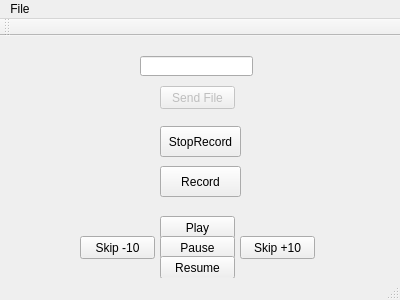
The window that client/mainwindow.ui (SpenserL/WirelessAudio) describes before a commit, drawn with Qt 5.
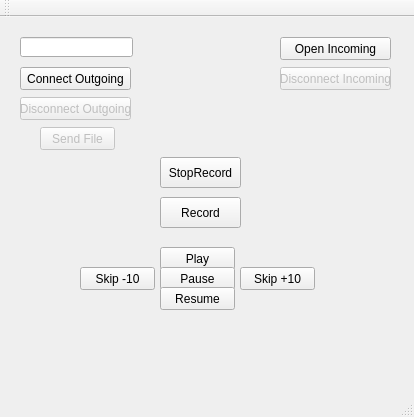
The same window after the commit.

Commit message: Reconfiguring GUI client-side

```diff
--- a/client/mainwindow.ui
+++ b/client/mainwindow.ui
@@ -6,8 +6,8 @@
    <rect>
     <x>0</x>
     <y>0</y>
-    <width>400</width>
-    <height>300</height>
+    <width>414</width>
+    <height>417</height>
    </rect>
   </property>
   <property name="windowTitle">
@@ -18,7 +18,7 @@
     <property name="geometry">
      <rect>
       <x>160</x>
-      <y>180</y>
+      <y>230</y>
       <width>75</width>
       <height>23</height>
      </rect>
@@ -31,7 +31,7 @@
     <property name="geometry">
      <rect>
       <x>160</x>
-      <y>200</y>
+      <y>250</y>
       <width>75</width>
       <height>23</height>
      </rect>
@@ -44,7 +44,7 @@
     <property name="geometry">
      <rect>
       <x>160</x>
-      <y>220</y>
+      <y>270</y>
       <width>75</width>
       <height>23</height>
      </rect>
@@ -57,7 +57,7 @@
     <property name="geometry">
      <rect>
       <x>240</x>
-      <y>200</y>
+      <y>250</y>
       <width>75</width>
       <height>23</height>
      </rect>
@@ -70,7 +70,7 @@
     <property name="geometry">
      <rect>
       <x>80</x>
-      <y>200</y>
+      <y>250</y>
       <width>75</width>
       <height>23</height>
      </rect>
@@ -82,7 +82,7 @@
    <widget class="QLineEdit" name="ipAddr">
     <property name="geometry">
      <rect>
-      <x>140</x>
+      <x>20</x>
       <y>20</y>
       <width>113</width>
       <height>20</height>
@@ -95,8 +95,8 @@
     </property>
     <property name="geometry">
      <rect>
-      <x>160</x>
-      <y>50</y>
+      <x>40</x>
+      <y>110</y>
       <width>75</width>
       <height>23</height>
      </rect>
@@ -109,7 +109,7 @@
     <property name="geometry">
      <rect>
       <x>160</x>
-      <y>130</y>
+      <y>180</y>
       <width>81</width>
       <height>31</height>
      </rect>
@@ -122,7 +122,7 @@
     <property name="geometry">
      <rect>
       <x>160</x>
-      <y>90</y>
+      <y>140</y>
       <width>81</width>
       <height>31</height>
      </rect>
@@ -131,24 +131,74 @@
      <string>StopRecord</string>
     </property>
    </widget>
+   <widget class="QPushButton" name="connectOutgoing">
+    <property name="geometry">
+     <rect>
+      <x>20</x>
+      <y>50</y>
+      <width>111</width>
+      <height>23</height>
+     </rect>
+    </property>
+    <property name="text">
+     <string>Connect Outgoing</string>
+    </property>
+   </widget>
+   <widget class="QPushButton" name="disconnectOutgoing">
+    <property name="enabled">
+     <bool>false</bool>
+    </property>
+    <property name="geometry">
+     <rect>
+      <x>20</x>
+      <y>80</y>
+      <width>111</width>
+      <height>23</height>
+     </rect>
+    </property>
+    <property name="text">
+     <string>Disconnect Outgoing</string>
+    </property>
+   </widget>
+   <widget class="QPushButton" name="openIncoming">
+    <property name="geometry">
+     <rect>
+      <x>280</x>
+      <y>20</y>
+      <width>111</width>
+      <height>23</height>
+     </rect>
+    </property>
+    <property name="text">
+     <string>Open Incoming</string>
+    </property>
+   </widget>
+   <widget class="QPushButton" name="disconnectIncoming">
+    <property name="enabled">
+     <bool>false</bool>
+    </property>
+    <property name="geometry">
+     <rect>
+      <x>280</x>
+      <y>50</y>
+      <width>111</width>
+      <height>23</height>
+     </rect>
+    </property>
+    <property name="text">
+     <string>Disconnect Incoming</string>
+    </property>
+   </widget>
   </widget>
   <widget class="QMenuBar" name="menuBar">
    <property name="geometry">
     <rect>
      <x>0</x>
      <y>0</y>
-     <width>400</width>
-     <height>17</height>
+     <width>414</width>
+     <height>21</height>
     </rect>
    </property>
-   <widget class="QMenu" name="menuFile">
-    <property name="title">
-     <string>File</string>
-    </property>
-    <addaction name="actionConnect"/>
-    <addaction name="actionDisconnect"/>
-   </widget>
-   <addaction name="menuFile"/>
   </widget>
   <widget class="QToolBar" name="mainToolBar">
    <attribute name="toolBarArea">
```
Left out of the diff: 16 changed lines with no effect on the pictures. The commit also changes 5 other files.
